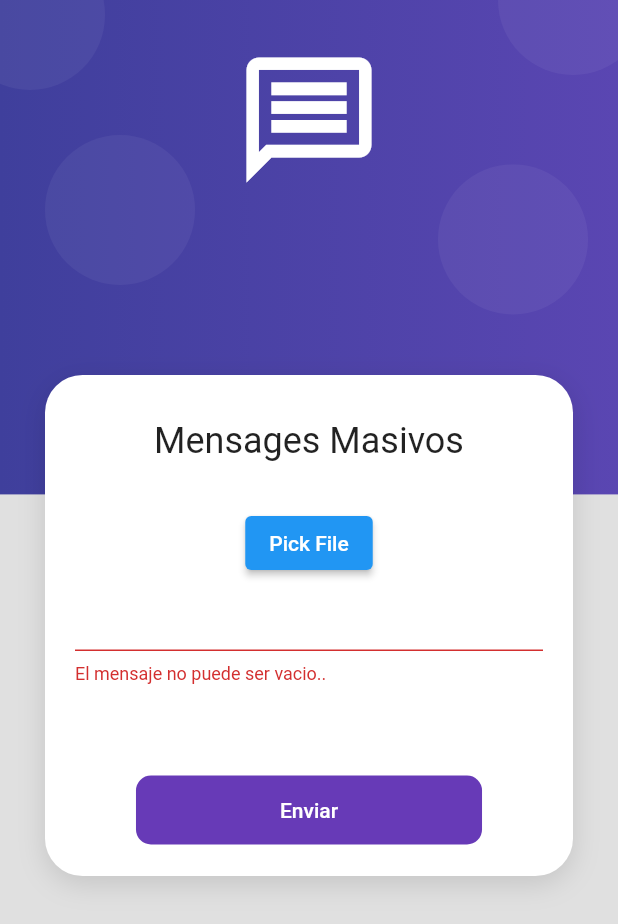
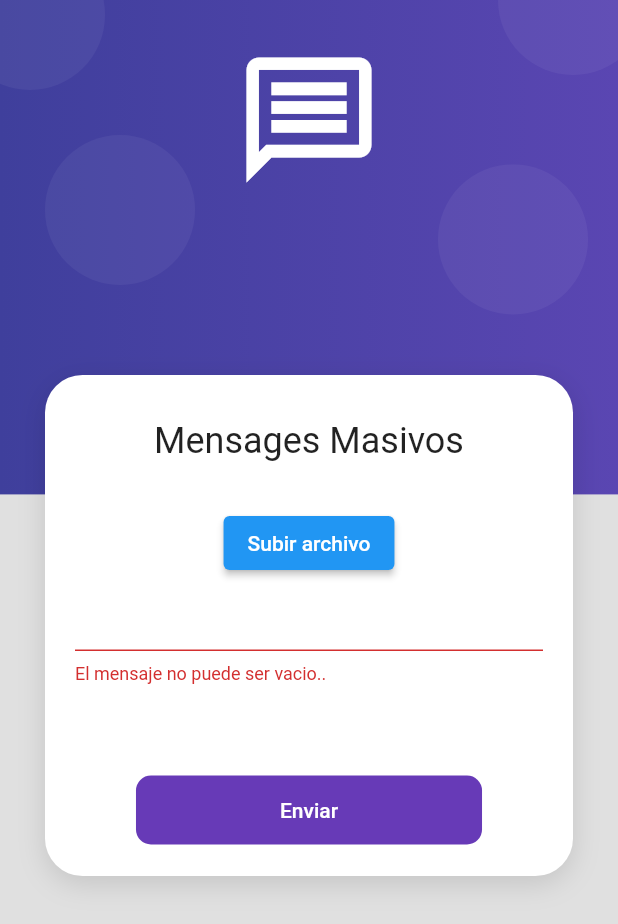
Before and after one commit to lordtryndamere/massive_messages_app, a Flutter app: the SendMessagesScreen screen opened by its route, after a tap on "Enviar", on a phone screen of 412 x 824 dp. Shown: the top 924 px of the screen. Run offline on Flutter 3.47's test engine with Material 2 defaults, Android fonts, the phone set to English and light mode, and no system bars; our stand-ins replace file_picker, flutter_secure_storage, open_file; accounts and stored records are empty; network calls fail.

Commit message:
create interface send messages with connection backend

```diff
--- a/lib/providers/send_messages_provider.dart
+++ b/lib/providers/send_messages_provider.dart
@@ -1,21 +1,54 @@
+import 'dart:io';
+
 import 'package:flutter/material.dart';
+import 'package:flutter_secure_storage/flutter_secure_storage.dart';
 import 'dart:convert';
 import 'dart:async';
 import 'package:http/http.dart' as http;
+import 'dart:io' as i_o;
 
 class SendMessagesProvider extends ChangeNotifier {
   GlobalKey<FormState> formKey = GlobalKey();
+  final storage = const FlutterSecureStorage();
   String message = '';
-  dynamic file;
-
+  String? file;
+  final String _baseUrl = 'localhost:8080';
   bool _isLoading = false;
   bool get isLoading => _isLoading;
+
+  bool showError = false;
+  bool isAuth = false;
+  String errorMessage = '';
 
   set isLoading(bool value) {
     _isLoading = value;
     notifyListeners();
   }
 
+  Future sendData({required String? file, required String message}) async {
+    final url = Uri.http(_baseUrl, '/v1/files/massive-messages');
+    final token = await storage.read(key: 'AuthToken');
+    final bytes = await i_o.File(file!).readAsBytes();
+    file = base64.encode(bytes);
+
+    final response = await http.post(url,
+        headers: {
+          'X-MSM-Auth-Token': token!,
+          'Content-Type': 'application/json'
+        },
+        body: json.encode({'file': file, 'message': message}));
+  }
+
+  void receiveMessage(message) async {
+    if (message['code'] != 100) {
+      showError = true;
+      errorMessage = message['message'];
+      await Future.delayed(const Duration(seconds: 5));
+      showError = false;
+      errorMessage = '';
+    }
+  }
+
   bool isvalidForm() {
     return formKey.currentState?.validate() ?? false;
   }
--- a/lib/screens/send_messages.dart
+++ b/lib/screens/send_messages.dart
@@ -1,3 +1,5 @@
+import 'dart:io';
+
 import 'package:file_picker/file_picker.dart';
 import 'package:flutter/material.dart';
 import 'package:massive_messages/providers/send_messages_provider.dart';
@@ -54,6 +56,8 @@ class _LoginForm extends StatefulWidget {
 }
 
 class __LoginFormState extends State<_LoginForm> {
+  bool isSelected = false;
+  String fileName = "";
   @override
   Widget build(BuildContext context) {
     final loginform = Provider.of<SendMessagesProvider>(context);
@@ -66,14 +70,49 @@ class __LoginFormState extends State<_LoginForm> {
         autovalidateMode: AutovalidateMode.onUserInteraction,
         child: Column(
           children: [
-            ElevatedButton(
-                onPressed: (() async {
-                  FilePickerResult? result =
-                      await FilePicker.platform.pickFiles();
-                  if (result == null) return;
-                  loginform.file = result.files.first;
-                }),
-                child: const Text('Pick File')),
+            isSelected
+                ? Row(
+                    mainAxisAlignment: MainAxisAlignment.spaceEvenly,
+                    children: [
+                        const Padding(
+                          padding: EdgeInsets.only(left: 10),
+                          child: Icon(Icons.file_present_rounded,
+                              color: Colors.green),
+                        ),
+                        const SizedBox(width: 10),
+                        SizedBox(
+                          width: 195,
+                          child: Text(fileName,
+                              softWrap: false,
+                              textAlign: TextAlign.start,
+                              maxLines: 1,
+                              overflow: TextOverflow.ellipsis,
+                              style: const TextStyle(color: Colors.black)),
+                        ),
+                        Expanded(child: Container()),
+                        IconButton(
+                            onPressed: () {
+                              setState(() {
+                                isSelected = false;
+                              });
+                            },
+                            icon: const Icon(
+                              Icons.cancel_rounded,
+                              color: Colors.red,
+                            ))
+                      ])
+                : ElevatedButton(
+                    onPressed: (() async {
+                      FilePickerResult? result =
+                          await FilePicker.platform.pickFiles();
+                      if (result == null) return;
+                      loginform.file = result.files.single.path!;
+                      setState(() {
+                        fileName = result.files.single.name;
+                        isSelected = true;
+                      });
+                    }),
+                    child: const Text('Subir archivo')),
             TextFormField(
               maxLines: 50,
               minLines: 1,
@@ -97,7 +136,8 @@ class __LoginFormState extends State<_LoginForm> {
                       FocusScope.of(context).unfocus();
                       if (!loginform.isvalidForm()) return;
                       loginform.isLoading = true;
-                      await Future.delayed(const Duration(seconds: 2));
+                      final connection = await loginform.sendData(
+                          file: loginform.file, message: loginform.message);
 
                       loginform.isLoading = false;
                       // Navigator.pushReplacementNamed(context, 'home');
```
